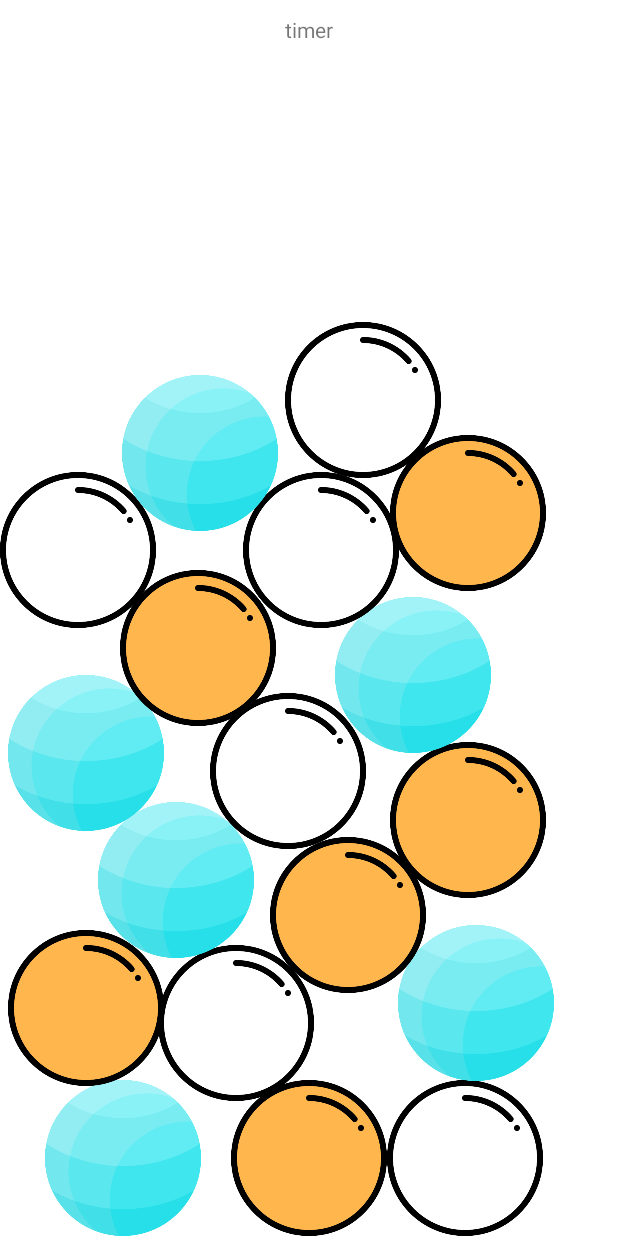
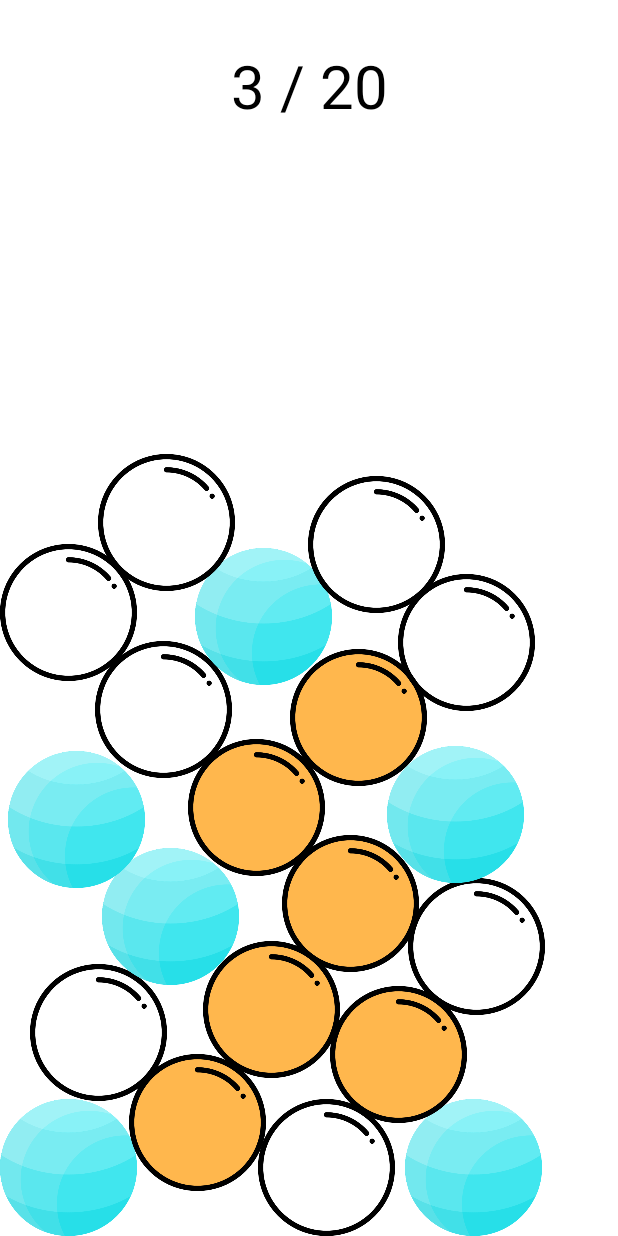
Before and after one commit to yeonyeonn/cs496_w3_app, an Android app: the layout activity_play_game.xml on its own in the app's theme, with its tools: preview values and no code run, on a phone screen of 412 x 824 dp. Run offline under Robolectric (Android 15) with nearby library versions, the phone set to English and light mode, and no system bars; network calls fail.

Commit message:
modify design

```diff
--- a/app/src/main/java/edu/skku/cs/motionsensor/Loading.kt
+++ b/app/src/main/java/edu/skku/cs/motionsensor/Loading.kt
@@ -58,36 +58,35 @@ class Loading : AppCompatActivity(), SensorEventListener {
         var loadingTextView = findViewById<TextView>(R.id.loadingTextView)
         YoYo.with(Techniques.BounceInUp).duration(3000).repeat(50).playOn(loadingTextView)
 
+        //소켓 접속
+        var mSocket: Socket = IO.socket("http://192.249.18.153:443")
+        mSocket.connect()
 
-        // 소켓 접속
-//        var mSocket: Socket = IO.socket("http://192.249.18.153:443")
-//        mSocket.connect()
-//
-//        // 서버가 앱에게 시작 사인 주는 걸 받는 코드, 사인 받으면 게임 진행 액티비티로 전환
-//        mSocket.on("startgame", Emitter.Listener { args ->
-//            runOnUiThread {
-//                Log.d("start", "start")
-//                val intent = Intent(this, PlayGame::class.java)
-//                startActivity(intent)
-//            }
-//        })
+        // 서버가 앱에게 시작 사인 주는 걸 받는 코드, 사인 받으면 게임 진행 액티비티로 전환
+        mSocket.on("startgame", Emitter.Listener { args ->
+            runOnUiThread {
+                Log.d("start", "start")
+                val intent = Intent(this, PlayGame::class.java)
+                startActivity(intent)
+            }
+        })
 
    var clickButton = findViewById<Button>(R.id.clickButton)
         clickButton.setOnClickListener {
             val intent = Intent(this, PlayGame::class.java)
             startActivity(intent)
       }
-//
-//        mSocket.emit("message", "hello")
-//        Log.d("here", "here")
-//
-//        mSocket.on("message", Emitter.Listener { args ->
-//            runOnUiThread {
-//                Log.d("data", ""+ args[0])
-//                val data = args[0]
-//                Log.d("data", "data")
-//            }
-//        })
+
+        mSocket.emit("message", "hello")
+        Log.d("here", "here")
+
+        mSocket.on("message", Emitter.Listener { args ->
+            runOnUiThread {
+                Log.d("data", ""+ args[0])
+                val data = args[0]
+                Log.d("data", "data")
+            }
+        })
 
 
     }
--- a/app/src/main/java/edu/skku/cs/motionsensor/MainActivity.kt
+++ b/app/src/main/java/edu/skku/cs/motionsensor/MainActivity.kt
@@ -50,31 +50,31 @@ class MainActivity : AppCompatActivity() {
 
         button.setOnClickListener {
             Log.d("clicked", editText.text.toString())
-            val intent = Intent(this, Loading::class.java)
-            startActivity(intent)
+//            val intent = Intent(this, Loading::class.java)
+//            startActivity(intent)
 
-//            val url = "http://192.249.18.153:80/login"
-//            val request = object : StringRequest(
-//                Request.Method.GET,
-//                url, {
-//                    text_from_server = it
-//                    Log.d("text_from_server", text_from_server)
-//
-//                    if (text_from_server == editText.text.toString()) {
-//                        Toast.makeText(this@MainActivity, "연결에 성공했습니다!", Toast.LENGTH_SHORT).show()
-//                        val intent = Intent(this, Loading::class.java)
-//                        startActivity(intent)
-//                    } else {
-//                        Toast.makeText(this@MainActivity, "코드를 확인해주세요!", Toast.LENGTH_SHORT).show()
-//                    }
-//                }, {
-//                    Log.d("error", "" + it)
-//                }
-//            ) {
-//
-//            }
-//            request.setShouldCache(false)
-//            requestQueue?.add(request)
+            val url = "http://192.249.18.153:80/login"
+            val request = object : StringRequest(
+                Request.Method.GET,
+                url, {
+                    text_from_server = it
+                    Log.d("text_from_server", text_from_server)
+
+                    if (text_from_server == editText.text.toString()) {
+                        Toast.makeText(this@MainActivity, "연결에 성공했습니다!", Toast.LENGTH_SHORT).show()
+                        val intent = Intent(this, Loading::class.java)
+                        startActivity(intent)
+                    } else {
+                        Toast.makeText(this@MainActivity, "코드를 확인해주세요!", Toast.LENGTH_SHORT).show()
+                    }
+                }, {
+                    Log.d("error", "" + it)
+                }
+            ) {
+
+            }
+            request.setShouldCache(false)
+            requestQueue?.add(request)
         }
     }
 }
--- a/app/src/main/res/layout/activity_loading.xml
+++ b/app/src/main/res/layout/activity_loading.xml
@@ -1,5 +1,5 @@
 <?xml version="1.0" encoding="utf-8"?>
-<LinearLayout xmlns:android="http://schemas.android.com/apk/res/android"
+<FrameLayout xmlns:android="http://schemas.android.com/apk/res/android"
     xmlns:app="http://schemas.android.com/apk/res-auto"
     xmlns:tools="http://schemas.android.com/tools"
     android:layout_width="match_parent"
@@ -16,7 +16,7 @@
             android:layout_width="wrap_content"
             android:layout_height="wrap_content"
             android:layout_gravity="center"
-            android:layout_marginBottom="120dp"
+            android:layout_marginBottom="70dp"
             android:gravity="center_vertical"
             android:text="Loading"
             android:textColor="@color/black"
@@ -26,7 +26,7 @@
             android:layout_width="250dp"
             android:layout_height="wrap_content"
             android:layout_gravity="center"
-            android:layout_marginBottom="80dp"
+            android:layout_marginBottom="30dp"
             android:src="@drawable/bubble"/>
 
     </FrameLayout>
@@ -40,4 +40,4 @@
 
 
 
-</LinearLayout>
+</FrameLayout>
--- a/app/src/main/res/layout/activity_play_game.xml
+++ b/app/src/main/res/layout/activity_play_game.xml
@@ -8,176 +8,200 @@
 
     <LinearLayout
         android:layout_width="match_parent"
-        android:layout_height="40dp"
-        android:orientation="horizontal">
+        android:layout_height="wrap_content"
+        android:orientation="vertical">
 
         <TextView
+            android:id="@+id/getNumTextView"
             android:layout_width="match_parent"
             android:layout_height="match_parent"
-            android:textAlignment="center"
             android:layout_gravity="center"
             android:gravity="center"
-            android:text="timer"/>
-
+            android:layout_marginTop="30dp"
+            android:text="3 / 20"
+            android:textSize="40sp"
+            android:textColor="@color/black"
+            android:textAlignment="center" />
 
     </LinearLayout>
 
+
+
     <ImageView
         android:id="@+id/ball1"
-        android:layout_width="104dp"
-        android:layout_height="104dp"
+        android:layout_width="91dp"
+        android:layout_height="91dp"
         android:layout_alignParentBottom="true"
-        android:layout_marginLeft="30dp"
+        android:layout_marginLeft="0dp"
         android:src="@drawable/ball1" />
 
     <ImageView
-        android:id="@+id/ball2"
-        android:layout_width="104dp"
-        android:layout_height="104dp"
-        android:layout_marginLeft="154dp"
-        android:src="@drawable/ball2"
-        android:layout_alignParentBottom="true"/>
+        android:id="@+id/ball3"
+        android:layout_width="91dp"
+        android:layout_height="91dp"
+        android:layout_alignParentBottom="true"
+        android:layout_marginLeft="86dp"
+        android:layout_marginBottom="30dp"
+        android:src="@drawable/ball2" />
 
     <ImageView
-        android:id="@+id/ball3"
-        android:layout_width="104dp"
-        android:layout_height="104dp"
-        android:layout_marginLeft="258dp"
+        android:id="@+id/ball2"
+        android:layout_width="91dp"
+        android:layout_height="91dp"
+        android:layout_marginLeft="172dp"
         android:src="@drawable/ball3"
         android:layout_alignParentBottom="true"/>
 
     <ImageView
         android:id="@+id/ball4"
-        android:layout_width="104dp"
-        android:layout_height="104dp"
+        android:layout_width="91dp"
+        android:layout_height="91dp"
         android:layout_alignParentBottom="true"
-        android:layout_marginLeft="265dp"
-        android:layout_marginBottom="103dp"
+        android:layout_marginLeft="270dp"
+        android:layout_marginBottom="0dp"
         android:src="@drawable/ball1" />
 
     <ImageView
         android:id="@+id/ball5"
-        android:layout_width="104dp"
-        android:layout_height="104dp"
+        android:layout_width="91dp"
+        android:layout_height="91dp"
         android:layout_alignParentBottom="true"
-        android:layout_marginLeft="105dp"
+        android:layout_marginLeft="20dp"
         android:layout_marginBottom="90dp"
         android:src="@drawable/ball3" />
 
     <ImageView
         android:id="@+id/ball6"
-        android:layout_width="104dp"
-        android:layout_height="104dp"
+        android:layout_width="91dp"
+        android:layout_height="91dp"
         android:layout_alignParentBottom="true"
-        android:layout_marginLeft="5dp"
-        android:layout_marginBottom="100dp"
+        android:layout_marginLeft="220dp"
+        android:layout_marginBottom="75dp"
         android:src="@drawable/ball2" />
 
     <ImageView
         android:id="@+id/ball7"
-        android:layout_width="104dp"
-        android:layout_height="104dp"
+        android:layout_width="91dp"
+        android:layout_height="91dp"
         android:layout_alignParentBottom="true"
-        android:layout_marginLeft="180dp"
-        android:layout_marginBottom="162dp"
+        android:layout_marginLeft="135dp"
+        android:layout_marginBottom="105dp"
         android:src="@drawable/ball2" />
 
     <ImageView
         android:id="@+id/ball8"
-        android:layout_width="104dp"
-        android:layout_height="104dp"
+        android:layout_width="91dp"
+        android:layout_height="91dp"
         android:layout_alignParentBottom="true"
-        android:layout_marginLeft="65dp"
-        android:layout_marginBottom="185dp"
+        android:layout_marginLeft="68dp"
+        android:layout_marginBottom="167dp"
         android:src="@drawable/ball1" />
 
     <ImageView
         android:id="@+id/ball9"
-        android:layout_width="104dp"
-        android:layout_height="104dp"
+        android:layout_width="91dp"
+        android:layout_height="91dp"
         android:layout_alignParentBottom="true"
-        android:layout_marginLeft="140dp"
-        android:layout_marginBottom="258dp"
+        android:layout_marginLeft="272dp"
+        android:layout_marginBottom="147dp"
         android:src="@drawable/ball3" />
 
     <ImageView
         android:id="@+id/ball10"
-        android:layout_width="104dp"
-        android:layout_height="104dp"
+        android:layout_width="91dp"
+        android:layout_height="91dp"
         android:layout_alignParentBottom="true"
-        android:layout_marginLeft="260dp"
-        android:layout_marginBottom="225dp"
+        android:layout_marginLeft="188dp"
+        android:layout_marginBottom="176dp"
         android:src="@drawable/ball2" />
 
     <ImageView
         android:id="@+id/ball11"
-        android:layout_width="104dp"
-        android:layout_height="104dp"
+        android:layout_width="91dp"
+        android:layout_height="91dp"
         android:layout_alignParentBottom="true"
         android:layout_marginLeft="5dp"
-        android:layout_marginBottom="270dp"
+        android:layout_marginBottom="232dp"
         android:src="@drawable/ball1" />
 
     <ImageView
         android:id="@+id/ball12"
-        android:layout_width="104dp"
-        android:layout_height="104dp"
+        android:layout_width="91dp"
+        android:layout_height="91dp"
         android:layout_alignParentBottom="true"
-        android:layout_marginLeft="80dp"
-        android:layout_marginBottom="340dp"
+        android:layout_marginLeft="125dp"
+        android:layout_marginBottom="240dp"
         android:src="@drawable/ball2" />
 
     <ImageView
         android:id="@+id/ball13"
-        android:layout_width="104dp"
-        android:layout_height="104dp"
+        android:layout_width="91dp"
+        android:layout_height="91dp"
         android:layout_alignParentBottom="true"
-        android:layout_marginLeft="223dp"
-        android:layout_marginBottom="322dp"
+        android:layout_marginLeft="258dp"
+        android:layout_marginBottom="235dp"
         android:src="@drawable/ball1" />
 
     <ImageView
         android:id="@+id/ball14"
-        android:layout_width="104dp"
-        android:layout_height="104dp"
+        android:layout_width="91dp"
+        android:layout_height="91dp"
         android:layout_alignParentBottom="true"
-        android:layout_marginLeft="162dp"
-        android:layout_marginBottom="405dp"
+        android:layout_marginLeft="63dp"
+        android:layout_marginBottom="305dp"
         android:src="@drawable/ball3" />
 
     <ImageView
         android:id="@+id/ball15"
-        android:layout_width="104dp"
-        android:layout_height="104dp"
+        android:layout_width="91dp"
+        android:layout_height="91dp"
         android:layout_alignParentBottom="true"
-        android:layout_marginBottom="405dp"
+        android:layout_marginBottom="370dp"
         android:src="@drawable/ball3" />
 
     <ImageView
         android:id="@+id/ball16"
-        android:layout_width="104dp"
-        android:layout_height="104dp"
+        android:layout_width="91dp"
+        android:layout_height="91dp"
         android:layout_alignParentBottom="true"
-        android:layout_marginLeft="260dp"
-        android:layout_marginBottom="430dp"
+        android:layout_marginLeft="193dp"
+        android:layout_marginBottom="300dp"
         android:src="@drawable/ball2" />
 
     <ImageView
         android:id="@+id/ball17"
-        android:layout_width="104dp"
-        android:layout_height="104dp"
+        android:layout_width="91dp"
+        android:layout_height="91dp"
         android:layout_alignParentBottom="true"
-        android:layout_marginLeft="81dp"
-        android:layout_marginBottom="470dp"
+        android:layout_marginLeft="130dp"
+        android:layout_marginBottom="367dp"
         android:src="@drawable/ball1" />
 
     <ImageView
+        android:id="@+id/ball20"
+        android:layout_width="91dp"
+        android:layout_height="91dp"
+        android:layout_alignParentBottom="true"
+        android:layout_marginLeft="205dp"
+        android:layout_marginBottom="415dp"
+        android:src="@drawable/ball3" />
+
+    <ImageView
+        android:id="@+id/ball19"
+        android:layout_width="91dp"
+        android:layout_height="91dp"
+        android:layout_alignParentBottom="true"
+        android:layout_marginLeft="65dp"
+        android:layout_marginBottom="430dp"
+        android:src="@drawable/ball3" />
+
+    <ImageView
         android:id="@+id/ball18"
-        android:layout_width="104dp"
-        android:layout_height="104dp"
+        android:layout_width="91dp"
+        android:layout_height="91dp"
         android:layout_alignParentBottom="true"
-        android:layout_marginLeft="190dp"
-        android:layout_marginBottom="505dp"
+        android:layout_marginLeft="265dp"
+        android:layout_marginBottom="350dp"
         android:src="@drawable/ball3" />
 
 
--- a/app/src/main/res/values/themes.xml
+++ b/app/src/main/res/values/themes.xml
@@ -12,5 +12,9 @@
         <!-- Status bar color. -->
         <item name="android:statusBarColor" tools:targetApi="l">?attr/colorPrimaryVariant</item>
         <!-- Customize your theme here. -->
+
+        <item name="windowActionBar">false</item>
+        <item name="windowNoTitle">true</item>
     </style>
+
 </resources>
```
Also changed, not shown: app/src/main/res/drawable-v24/dottedline.png (added), app/src/main/res/drawable-v24/line.png (added).
